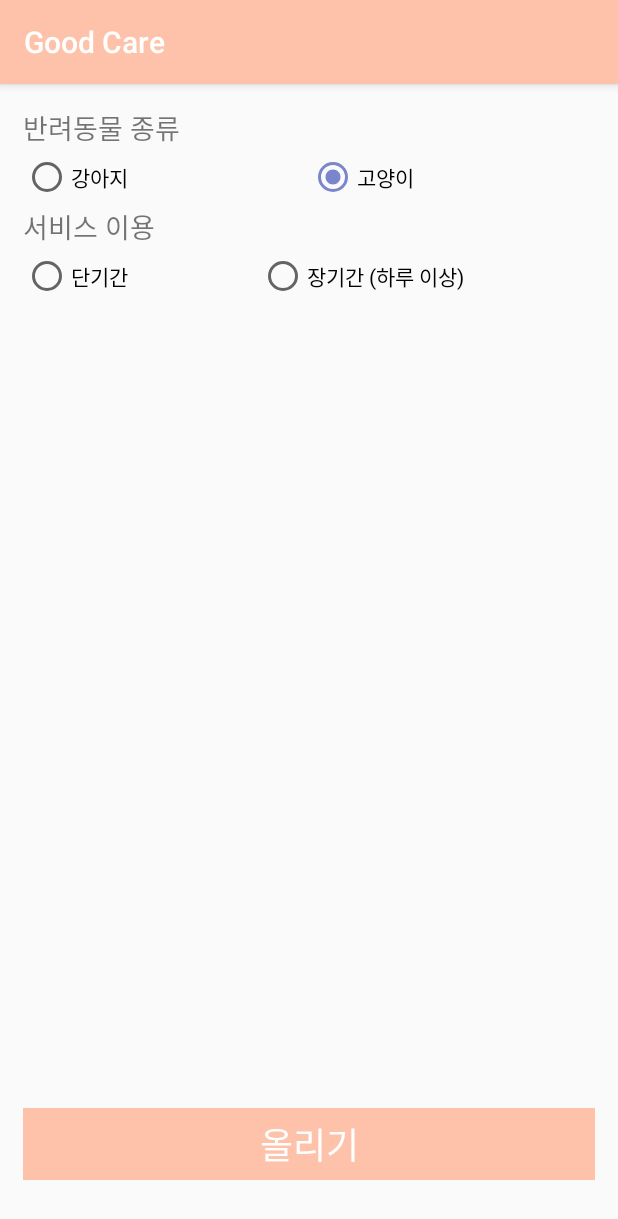
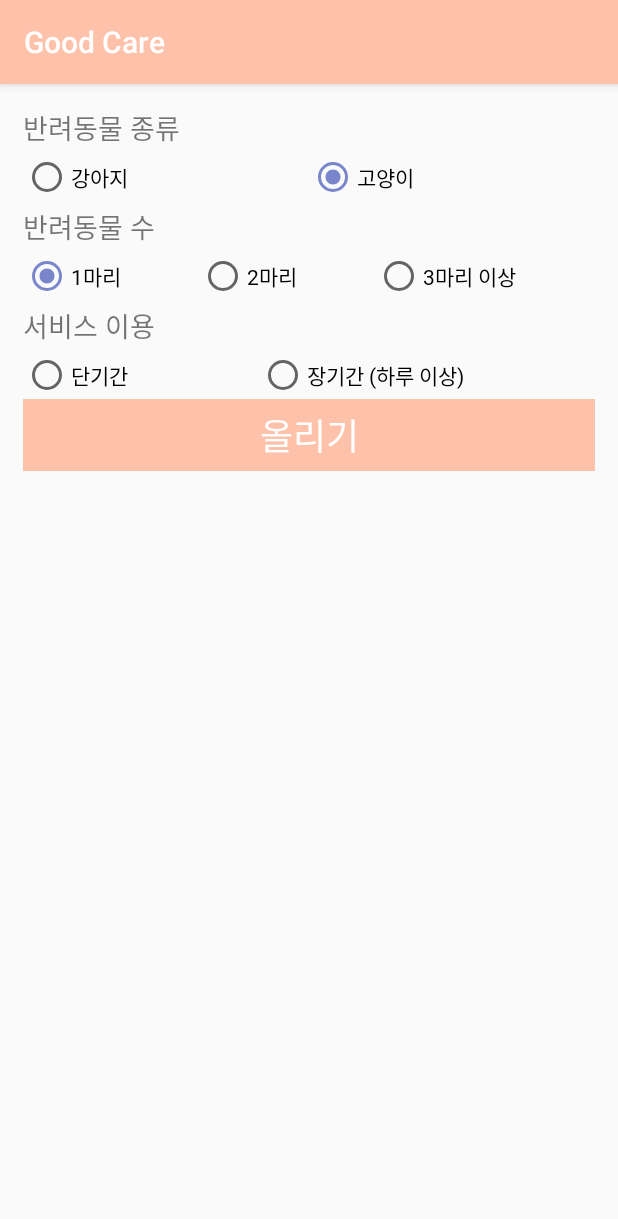
Before and after one commit to YuJeong03/IoT_Android_Project, an Android app: the fragment1_1 screen opened directly, with no data from a screen before it, after a tap on "고양이", on a phone screen of 412 x 824 dp. Shown: the top 1219 px of the screen. Run offline under Robolectric (Android 15) with nearby library versions, the phone set to English and light mode, and no system bars.

Commit message:
2020/06/05 commit !!

```diff
--- a/app/src/main/AndroidManifest.xml
+++ b/app/src/main/AndroidManifest.xml
@@ -12,7 +12,8 @@
         android:supportsRtl="true"
         android:theme="@style/AppTheme"
         android:usesCleartextTraffic="true">
-        <activity android:name=".Chatting"></activity>
+        <activity android:name=".dialo2"></activity>
+        <activity android:name=".Chatting" />
         <activity android:name=".sub" />
         <activity android:name=".join" />
         <activity android:name=".login" />
--- a/app/src/main/java/com/example/iot_android_project/Dialog_java.java
+++ b/app/src/main/java/com/example/iot_android_project/Dialog_java.java
@@ -7,11 +7,13 @@ import android.graphics.drawable.ColorDrawable;
 import android.view.View;
 import android.view.Window;
 import android.widget.Button;
+import android.widget.LinearLayout;
 import android.widget.TextView;
 
 public class Dialog_java extends Dialog {
     TextView address, type, count, size, date, time;
     static Button btn, btn1;
+    LinearLayout size_1;
     public Dialog_java( final Context context) {
         super(context);
         requestWindowFeature(Window.FEATURE_NO_TITLE);   //다이얼로그의 타이틀바를 없애주는 옵션입니다.
@@ -20,6 +22,7 @@ public class Dialog_java extends Dialog {
         address = (TextView)findViewById(R.id.address_value);
         type = (TextView)findViewById(R.id.type_value);
         count = (TextView)findViewById(R.id.count_value);
+        size_1 = (LinearLayout)findViewById(R.id.size_1);
         size = (TextView)findViewById(R.id.size_value);
         date = (TextView)findViewById(R.id.date_value);
         time = (TextView)findViewById(R.id.time_value);
--- a/app/src/main/java/com/example/iot_android_project/fragment1_1.java
+++ b/app/src/main/java/com/example/iot_android_project/fragment1_1.java
@@ -37,8 +37,8 @@ public class fragment1_1 extends AppCompatActivity {
 
 
     Button btn;
-    RadioGroup RG1, RG2, RG3;
-    RadioButton RB1, RB2, dog_RB1_1, dog_RB1_2, dog_RB1_3, dog_RB_4, dog_RB_5, cat_ch1, cat_ch2;
+    RadioGroup RG1, RG2, RG3, cat_RG2;
+    RadioButton RB1, RB2, dog_RB1_1, dog_RB1_2, dog_RB1_3, dog_RB_4, dog_RB_5, cat_ch1, cat_ch2, cat_RB1_1, cat_RB1_2, cat_RB1_3;
     CheckBox dog_ch3, dog_ch4, dog_ch5, dog_ch6;
     TextView date1, date2, date3, date4;
     TextView time1, time2, time3, time4;
@@ -93,6 +93,12 @@ public class fragment1_1 extends AppCompatActivity {
         RG1 = (RadioGroup) findViewById(R.id.RG1);
         RG2 = (RadioGroup) findViewById(R.id.RG2);
         RG3 = (RadioGroup) findViewById(R.id.RG3);
+
+        cat_RG2 = (RadioGroup) findViewById(R.id.cat_RG2);
+        cat_RB1_1 = (RadioButton) findViewById(R.id.catbox_1_1);
+        cat_RB1_2 = (RadioButton) findViewById(R.id.catbox_1_2);
+        cat_RB1_3 = (RadioButton) findViewById(R.id.catbox_1_3);
+
         RB1 = (RadioButton) findViewById(R.id.checkBox1);
         RB2 = (RadioButton) findViewById(R.id.checkBox2);
         dog_RB1_1 = (RadioButton) findViewById(R.id.dogbox_1_1);
@@ -184,6 +190,25 @@ public class fragment1_1 extends AppCompatActivity {
                 Cat = "고양이";
                 Count = " ";
                 Size = " ";
+            }
+        });
+
+        cat_RB1_1.setOnClickListener(new View.OnClickListener() {
+            @Override
+            public void onClick(View v) {
+                Count = "1마리";
+            }
+        });
+        cat_RB1_2.setOnClickListener(new View.OnClickListener() {
+            @Override
+            public void onClick(View v) {
+                Count = "2마리";
+            }
+        });
+        cat_RB1_3.setOnClickListener(new View.OnClickListener() {
+            @Override
+            public void onClick(View v) {
+                Count = "3마리 이상";
             }
         });
 
@@ -436,9 +461,8 @@ public class fragment1_1 extends AppCompatActivity {
                 Toast.makeText(getApplicationContext(), "저장되었습니다.", Toast.LENGTH_LONG).show();
 
                 Intent intent = new Intent(fragment1_1.this, MainActivity.class);
-
+                finish();
                 startActivity(intent);
-
             }
 
             @Override
--- a/app/src/main/res/layout/activity_dialog1.xml
+++ b/app/src/main/res/layout/activity_dialog1.xml
@@ -112,6 +112,7 @@
         </LinearLayout>
 
         <LinearLayout
+            android:id="@+id/size_1"
             android:layout_width="match_parent"
             android:layout_height="match_parent">
 
--- a/app/src/main/res/layout/activity_fragment1_1.xml
+++ b/app/src/main/res/layout/activity_fragment1_1.xml
@@ -324,6 +324,62 @@
 
             <LinearLayout
                 android:layout_width="match_parent"
+                android:layout_height="match_parent"
+                android:gravity="center_vertical"
+                android:orientation="vertical">
+
+                <TextView
+                    android:layout_width="match_parent"
+                    android:layout_height="wrap_content"
+                    android:layout_marginTop="3dp"
+                    android:layout_marginBottom="3dp"
+                    android:fontFamily="@font/binggrae_bold"
+                    android:text="반려동물 수"
+                    android:textSize="18sp" />
+
+                <LinearLayout
+                    android:layout_width="match_parent"
+                    android:layout_height="match_parent"
+                    android:gravity="center_vertical"
+                    android:orientation="horizontal">
+
+                    <RadioGroup
+                        android:id="@+id/cat_RG2"
+                        android:layout_width="match_parent"
+                        android:layout_height="match_parent"
+                        android:orientation="horizontal">
+
+                        <RadioButton
+                            android:id="@+id/catbox_1_1"
+                            android:layout_width="wrap_content"
+                            android:layout_height="wrap_content"
+                            android:layout_weight="1"
+                            android:checked="true"
+                            android:fontFamily="@font/binggrae"
+                            android:text="1마리" />
+
+                        <RadioButton
+                            android:id="@+id/catbox_1_2"
+                            android:layout_width="wrap_content"
+                            android:layout_height="wrap_content"
+                            android:layout_weight="1"
+                            android:fontFamily="@font/binggrae"
+                            android:text="2마리" />
+
+                        <RadioButton
+                            android:id="@+id/catbox_1_3"
+                            android:layout_width="wrap_content"
+                            android:layout_height="wrap_content"
+                            android:layout_weight="1"
+                            android:fontFamily="@font/binggrae"
+                            android:text="3마리 이상" />
+
+                    </RadioGroup>
+
+                </LinearLayout>
+
+            <LinearLayout
+                android:layout_width="match_parent"
                 android:layout_height="wrap_content"
                 android:orientation="vertical">
 
@@ -473,5 +529,5 @@
             android:textColor="#FFFFFF"
             android:textSize="24sp" />
     </LinearLayout>
-
+    </LinearLayout>
 </RelativeLayout>
--- a/app/src/main/res/layout/activity_join.xml
+++ b/app/src/main/res/layout/activity_join.xml
@@ -16,7 +16,7 @@
 
         <LinearLayout
             android:layout_width="match_parent"
-            android:layout_height="150dp"
+            android:layout_height="100dp"
             android:layout_marginTop="10dp"
             android:gravity="center"
             android:orientation="horizontal">
```
Also changed, not shown: app/src/main/java/com/example/iot_android_project/Fragment1.java (+28 -15 lines), app/src/main/java/com/example/iot_android_project/dialo2.java (added, +14 -0 lines), app/src/main/java/com/example/iot_android_project/join.java (+3 -9 lines), app/src/main/java/com/example/iot_android_project/login.java (+32 -9 lines), app/src/main/res/layout/activity_dialo2.xml (added, +9 -0 lines), app/src/main/res/layout/activity_sub.xml (+1 -10 lines).
